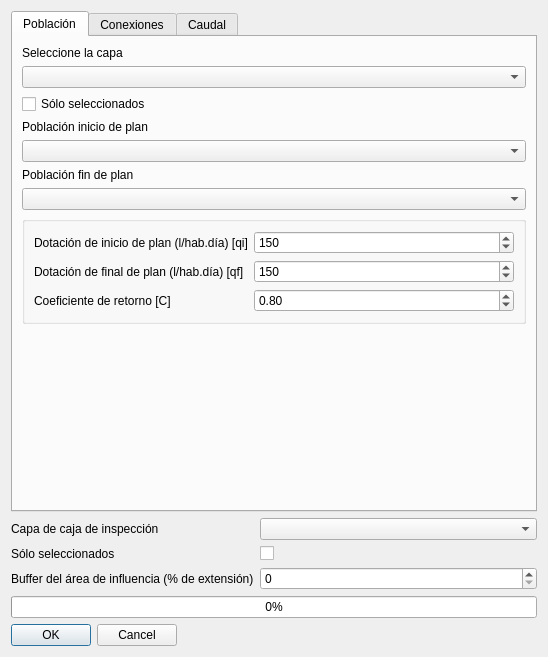
First picture: the form in app/resources/flow_dialog.ui, repository sanibid/red_basica, before the edit.
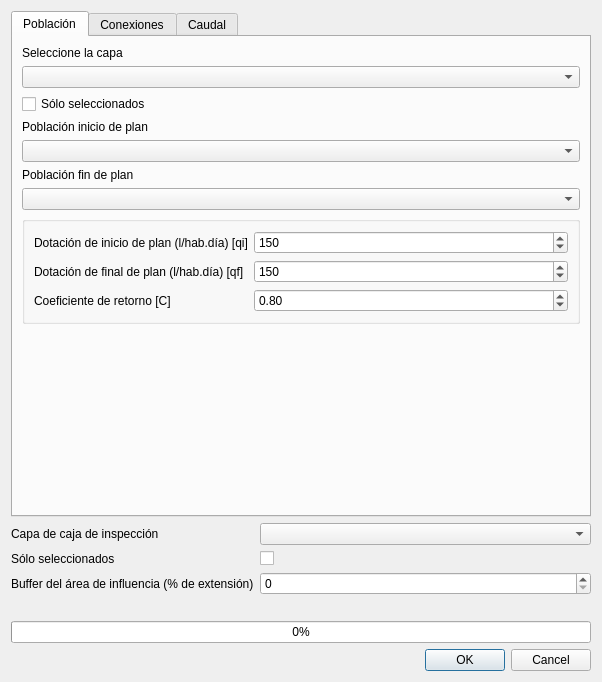
Second picture: the form after the edit.

Diff of the .ui file:
```diff
--- a/app/resources/flow_dialog.ui
+++ b/app/resources/flow_dialog.ui
@@ -6,24 +6,14 @@
    <rect>
     <x>0</x>
     <y>0</y>
-    <width>548</width>
-    <height>657</height>
+    <width>602</width>
+    <height>682</height>
    </rect>
   </property>
   <property name="windowTitle">
    <string>Atribución de Caudales por Área de Influencia</string>
   </property>
   <layout class="QFormLayout" name="formLayout">
-   <item row="7" column="0">
-    <widget class="QDialogButtonBox" name="buttonBox">
-     <property name="orientation">
-      <enum>Qt::Horizontal</enum>
-     </property>
-     <property name="standardButtons">
-      <set>QDialogButtonBox::Cancel|QDialogButtonBox::Ok</set>
-     </property>
-    </widget>
-   </item>
    <item row="0" column="0" colspan="2">
     <widget class="QTabWidget" name="tabWidget">
      <property name="currentIndex">
@@ -395,6 +385,22 @@
     <widget class="QComboBox" name="manholeLayerSelect"/>
    </item>
    <item row="6" column="0" colspan="2">
+    <widget class="QLabel" name="errorMessage">
+     <property name="font">
+      <font>
+       <weight>50</weight>
+       <bold>false</bold>
+      </font>
+     </property>
+     <property name="styleSheet">
+      <string notr="true">color: red</string>
+     </property>
+     <property name="text">
+      <string/>
+     </property>
+    </widget>
+   </item>
+   <item row="7" column="0" colspan="2">
     <widget class="QProgressBar" name="progressBar">
      <property name="enabled">
       <bool>true</bool>
@@ -410,6 +416,16 @@
      </property>
     </widget>
    </item>
+   <item row="8" column="0" colspan="2">
+    <widget class="QDialogButtonBox" name="buttonBox">
+     <property name="orientation">
+      <enum>Qt::Horizontal</enum>
+     </property>
+     <property name="standardButtons">
+      <set>QDialogButtonBox::Cancel|QDialogButtonBox::Ok</set>
+     </property>
+    </widget>
+   </item>
   </layout>
  </widget>
  <resources/>
```
Left out of the diff: 22 changed lines with no effect on the pictures.
